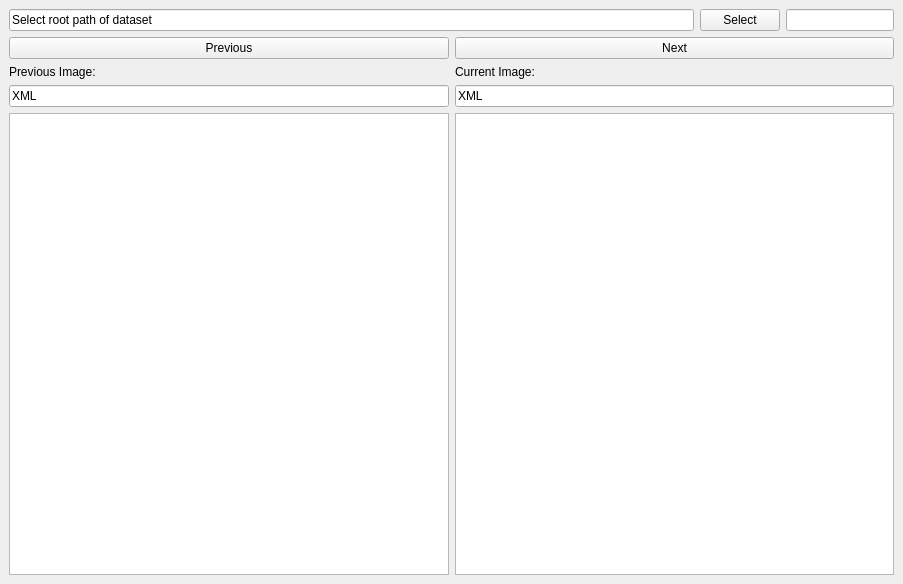
Before: the Qt Designer form ann_tools_eric/anntools.ui in simonchanper/ml_ann, drawn with Qt 5.
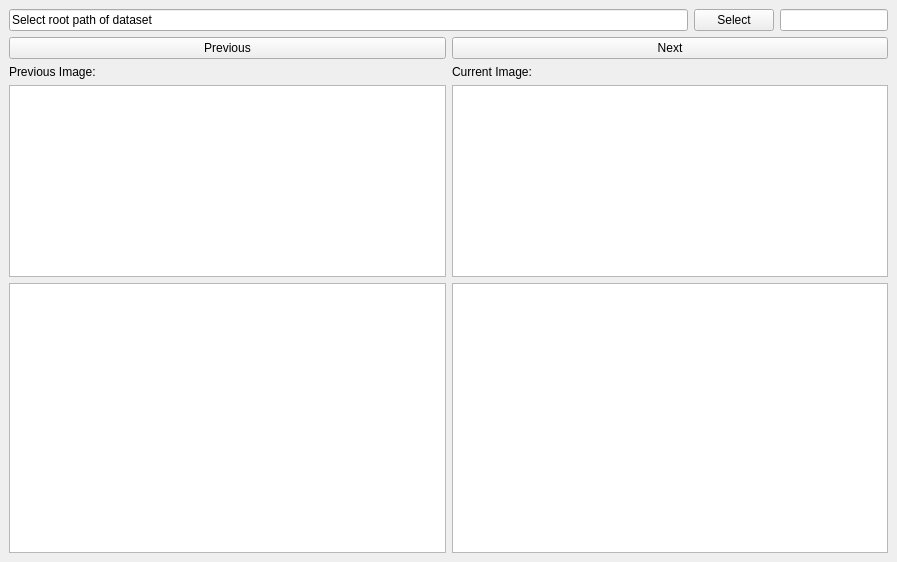
After: the same form once the commit is applied.

Diff of the .ui file:
```diff
--- a/ann_tools_eric/anntools.ui
+++ b/ann_tools_eric/anntools.ui
@@ -6,8 +6,8 @@
    <rect>
     <x>0</x>
     <y>0</y>
-    <width>903</width>
-    <height>584</height>
+    <width>897</width>
+    <height>562</height>
    </rect>
   </property>
   <property name="sizePolicy">
@@ -24,9 +24,12 @@
     <item row="3" column="0">
      <layout class="QHBoxLayout" name="horizontalLayout_5">
       <item>
-       <widget class="QLineEdit" name="prevLineEdit">
-        <property name="text">
-         <string>XML</string>
+       <widget class="QPlainTextEdit" name="prevPlainTextEdit">
+        <property name="sizePolicy">
+         <sizepolicy hsizetype="Expanding" vsizetype="Minimum">
+          <horstretch>0</horstretch>
+          <verstretch>0</verstretch>
+         </sizepolicy>
         </property>
         <property name="readOnly">
          <bool>true</bool>
@@ -34,9 +37,12 @@
        </widget>
       </item>
       <item>
-       <widget class="QLineEdit" name="currLineEdit">
-        <property name="text">
-         <string>XML</string>
+       <widget class="QPlainTextEdit" name="currPlainTextEdit">
+        <property name="sizePolicy">
+         <sizepolicy hsizetype="Expanding" vsizetype="Minimum">
+          <horstretch>0</horstretch>
+          <verstretch>0</verstretch>
+         </sizepolicy>
         </property>
         <property name="readOnly">
          <bool>true</bool>
```
